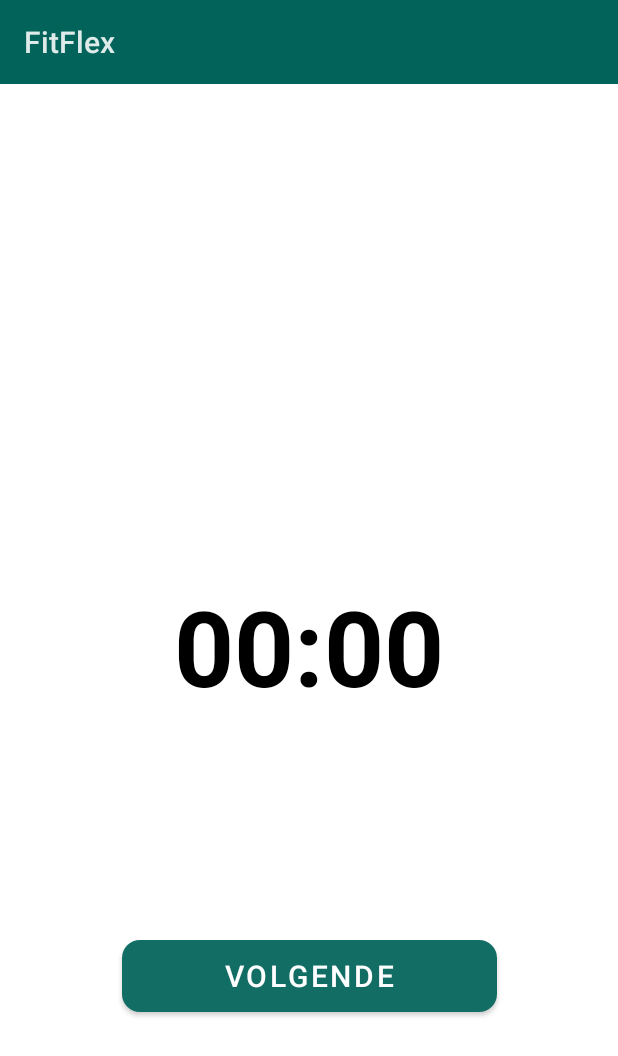
After one commit to Maxim2012-dev/GIP, an Android app: the WorkoutProgress screen opened directly, with no data from a screen before it, on a phone screen of 412 x 824 dp. The commit adds this screen. Shown: the top 1056 px of the screen. Run offline under Robolectric (Android 15) with nearby library versions, the phone set to English and light mode, and no system bars; 4 statements that could not run were skipped.

Commit message:
timerUpdate

```diff
--- /dev/null
+++ b/FitFlex/app/src/main/java/com/example/fitflex/WorkoutProgress.java
@@ -0,0 +1,101 @@
+package com.example.fitflex;
+
+import androidx.appcompat.app.AppCompatActivity;
+
+import android.annotation.SuppressLint;
+import android.os.Bundle;
+import android.os.CountDownTimer;
+import android.widget.Button;
+import android.widget.TextView;
+
+import java.util.Locale;
+
+public class WorkoutProgress extends AppCompatActivity {
+
+    private TextView rondeText;
+    private TextView naamHuidigeOefening;
+    private TextView timerText;
+    private Button klaarknop;
+
+    private CountDownTimer countDownTimer;
+
+    private Workout huidigeWorkout;
+
+    private int aantalRondes;
+    private int aantalOefeningen;
+
+    private long tijdTussenRonde;
+    private long tijdTussenOefening;
+    private long resterendeTijdInMillis;
+
+    @SuppressLint("SetTextI18n")
+    @Override
+    protected void onCreate(Bundle savedInstanceState) {
+        super.onCreate(savedInstanceState);
+        setContentView(R.layout.activity_workout_progress);
+
+        rondeText = findViewById(R.id.rondeText);
+        naamHuidigeOefening = findViewById(R.id.naamHuidigeOefening);
+        timerText = findViewById(R.id.timerText);
+        klaarknop = findViewById(R.id.klaarknop);
+
+        huidigeWorkout = ((MyApplication) this.getApplication()).getHuidigeWorkout();
+
+        aantalRondes = huidigeWorkout.getAantalRondes();
+        aantalOefeningen = huidigeWorkout.getOefeningen().size();
+
+        tijdTussenRonde = Integer.parseInt(huidigeWorkout.getRustNaRonde()) * 1000;
+        tijdTussenOefening = Integer.parseInt(huidigeWorkout.getRustNaOefening()) * 1000;
+
+        for (int i = 1; i <= aantalRondes; i++) {
+
+            if (i > 1) {
+                resterendeTijdInMillis = tijdTussenRonde;
+                startTimer();
+            }
+            rondeText.setText("Ronde " + i);
+
+            for (int j = 0; j < aantalOefeningen; j++) {
+
+                naamHuidigeOefening.setText(huidigeWorkout.getOefeningen().get(j).getNaam());
+
+
+            }
+
+        }
+
+    }
+
+    private void startTimer() {
+
+        countDownTimer = new CountDownTimer(resterendeTijdInMillis, 1000) {
+            @Override
+            public void onTick(long millisUntilFinished) {
+
+                resterendeTijdInMillis = millisUntilFinished;
+                updateTimerText();
+
+            }
+
+            @Override
+            public void onFinish() {
+
+            }
+        }.start();
+
+        klaarknop.setEnabled(false);
+
+    }
+
+    private void updateTimerText() {
+
+        int minuten = (int) resterendeTijdInMillis / 1000 / 60;
+        int seconden = (int) resterendeTijdInMillis / 1000 % 60;
+
+        String resterendeTijdFormat = String.format(Locale.getDefault(),"%02d:%02d", minuten, seconden);
+
+        timerText.setText(resterendeTijdFormat);
+
+    }
+
+}
--- a/FitFlex/app/src/main/res/drawable/ic_delete_black.xml
+++ b/FitFlex/app/src/main/res/drawable/ic_delete_black.xml
@@ -1,6 +1,6 @@
 <vector xmlns:android="http://schemas.android.com/apk/res/android"
-        android:width="24dp"
-        android:height="24dp"
+        android:width="30dp"
+        android:height="30dp"
         android:viewportWidth="24.0"
         android:viewportHeight="24.0">
     <path
--- a/FitFlex/app/src/main/res/layout/activity_workout_begin.xml
+++ b/FitFlex/app/src/main/res/layout/activity_workout_begin.xml
@@ -26,7 +26,7 @@
         android:layout_width="wrap_content"
         android:layout_height="wrap_content"
         app:layout_constraintTop_toTopOf="parent"
-        app:layout_constraintBottom_toBottomOf="parent"
+        app:layout_constraintBottom_toTopOf="@id/beginknop"
         app:layout_constraintStart_toStartOf="parent"
         app:layout_constraintEnd_toEndOf="parent"
         android:contentDescription="@string/readyfoto"
--- /dev/null
+++ b/FitFlex/app/src/main/res/layout/activity_workout_progress.xml
@@ -0,0 +1,64 @@
+<?xml version="1.0" encoding="utf-8"?>
+<androidx.constraintlayout.widget.ConstraintLayout xmlns:android="http://schemas.android.com/apk/res/android"
+    xmlns:tools="http://schemas.android.com/tools"
+    android:layout_width="match_parent"
+    android:layout_height="match_parent"
+    xmlns:app="http://schemas.android.com/apk/res-auto"
+    tools:context=".WorkoutProgress">
+
+    <TextView
+        android:id="@+id/rondeText"
+        android:layout_width="wrap_content"
+        android:layout_height="wrap_content"
+        android:textAlignment="center"
+        android:textColor="@color/black"
+        android:textSize="30sp"
+        android:textStyle="bold"
+        app:layout_constraintBottom_toTopOf="@id/timerText"
+        app:layout_constraintEnd_toEndOf="parent"
+        app:layout_constraintStart_toStartOf="parent"
+        app:layout_constraintTop_toTopOf="parent">
+
+    </TextView>
+
+    <TextView
+        android:id="@+id/naamHuidigeOefening"
+        android:layout_width="wrap_content"
+        android:layout_height="wrap_content"
+        app:layout_constraintTop_toBottomOf="@id/rondeText"
+        app:layout_constraintStart_toStartOf="parent"
+        app:layout_constraintEnd_toEndOf="parent"
+        app:layout_constraintBottom_toTopOf="@id/timerText">
+
+    </TextView>
+
+    <TextView
+        android:id="@+id/timerText"
+        android:layout_width="wrap_content"
+        android:layout_height="wrap_content"
+        app:layout_constraintTop_toBottomOf="@id/rondeText"
+        app:layout_constraintStart_toStartOf="parent"
+        app:layout_constraintEnd_toEndOf="parent"
+        app:layout_constraintBottom_toTopOf="@id/klaarknop"
+        android:text="@string/_00_00"
+        android:textColor="@color/black"
+        android:textStyle="bold"
+        android:textSize="70sp">
+
+    </TextView>
+
+    <Button
+        android:id="@+id/klaarknop"
+        android:layout_width="250dp"
+        android:layout_height="60dp"
+        app:layout_constraintTop_toBottomOf="@id/timerText"
+        app:layout_constraintStart_toStartOf="parent"
+        app:layout_constraintEnd_toEndOf="parent"
+        app:layout_constraintBottom_toBottomOf="parent"
+        android:text="@string/volgende"
+        android:textSize="20sp"
+        >
+
+    </Button>
+
+</androidx.constraintlayout.widget.ConstraintLayout>
--- a/FitFlex/app/src/main/res/layout/oefening_list_content.xml
+++ b/FitFlex/app/src/main/res/layout/oefening_list_content.xml
@@ -9,6 +9,8 @@
         android:layout_width="wrap_content"
         android:layout_height="wrap_content"
         android:layout_margin="@dimen/text_margin"
+        android:textSize="20sp"
+        android:textStyle="bold"
         android:textAppearance="?attr/textAppearanceListItem"
         android:textColor="@color/colorPrimary">
 
@@ -19,6 +21,8 @@
         android:layout_width="wrap_content"
         android:layout_height="wrap_content"
         android:layout_margin="@dimen/text_margin"
+        android:textSize="20sp"
+        android:textStyle="bold"
         android:textAppearance="?attr/textAppearanceListItem"
         android:textColor="@color/colorPrimary">
 
@@ -29,6 +33,8 @@
         android:layout_width="match_parent"
         android:layout_height="wrap_content"
         android:layout_margin="16dp"
+        android:textSize="20sp"
+        android:textStyle="bold"
         android:textAppearance="?attr/textAppearanceListItem"
         android:gravity="end"
         android:textColor="@color/colorPrimary">
--- a/FitFlex/app/src/main/res/values/strings.xml
+++ b/FitFlex/app/src/main/res/values/strings.xml
@@ -48,4 +48,6 @@
     <string name="readyfoto">readyFoto</string>
     <string name="beginnen">Beginnen</string>
     <string name="klik_om_te_starten">Klik om te starten</string>
+    <string name="_00_00">00:00</string>
+    <string name="s">s</string>
 </resources>
```
Also changed, not shown: FitFlex/app/src/main/AndroidManifest.xml (+7 -4 lines), FitFlex/app/src/main/java/com/example/fitflex/WorkoutBegin.java (+11 -1 lines), FitFlex/app/src/main/java/com/example/fitflex/WorkoutSettings.java (+6 -6 lines), FitFlex/app/src/main/res/layout/activity_workout_settings.xml (+58 -1 lines).
